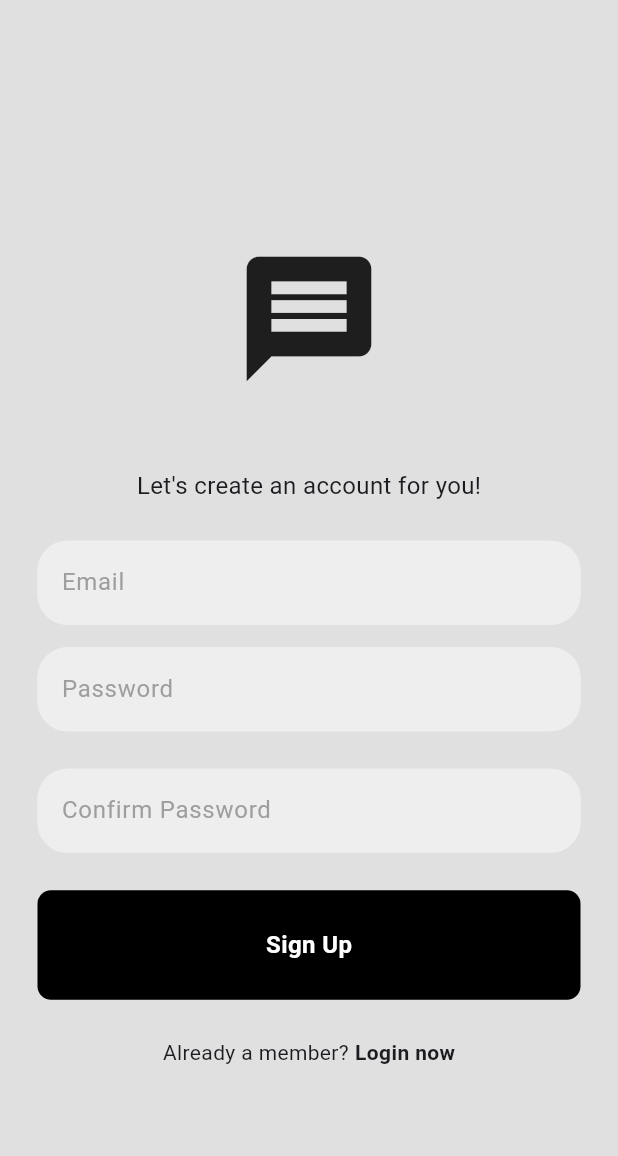
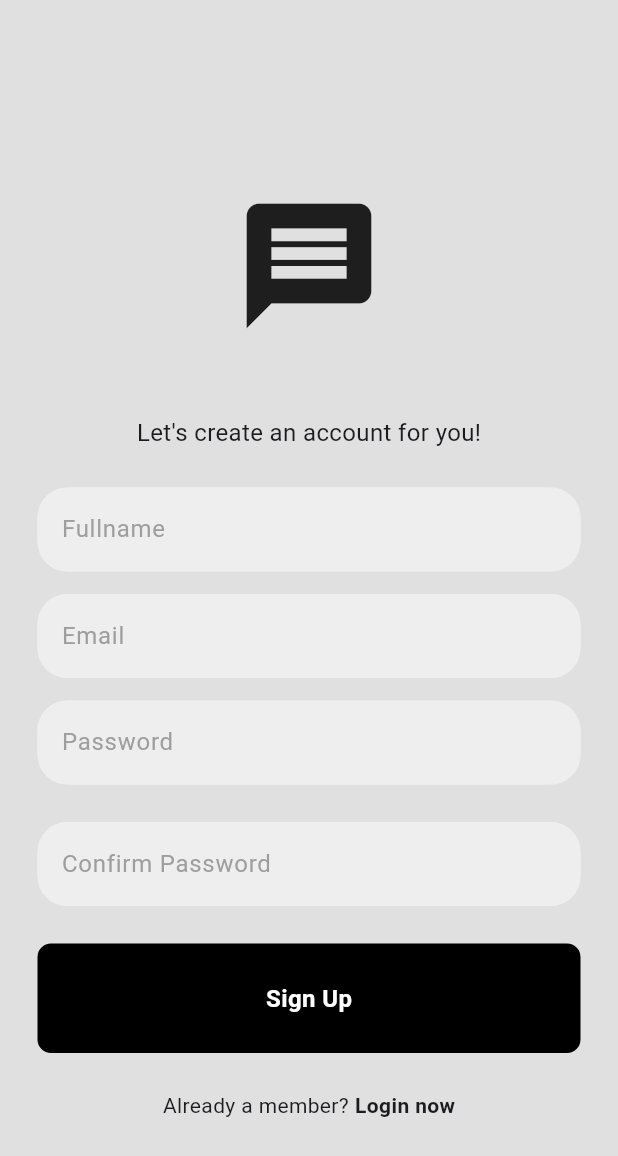
Before and after one commit to augustineonu/flutter_chat_messenger, a Flutter app: the RegisterPage screen opened directly, on a phone screen of 412 x 824 dp. Shown: the top 1156 px of the screen. Run offline on Flutter 3.47's test engine with Material 2 defaults, Android fonts, the light colour scheme and no system bars; our stand-ins replace cloud_firestore, firebase_auth, firebase_core; missing offline and left inert: avatar_view; accounts and stored records are empty.

Commit message:
user signup with full name - in progress

```diff
--- a/lib/pages/register_page.dart
+++ b/lib/pages/register_page.dart
@@ -73,6 +73,15 @@ class _RegisterPageState extends State<RegisterPage> {
                     const SizedBox(
                       height: 25,
                     ),
+                    // Fullname textfield
+                    MyTextField(
+                      obscureText: false,
+                      hintText: 'Fullname',
+                      controller: emailController,
+                    ),
+                    const SizedBox(
+                      height: 15,
+                    ),
                     // email textfield
                     MyTextField(
                       obscureText: false,
```
